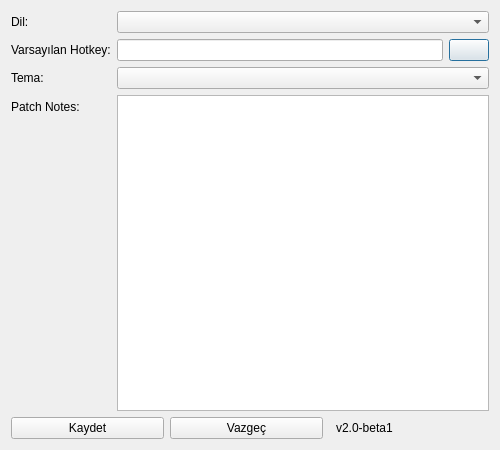
First picture: the form in settingswin.ui, repository ilpenSE/autoclicker, before the edit.
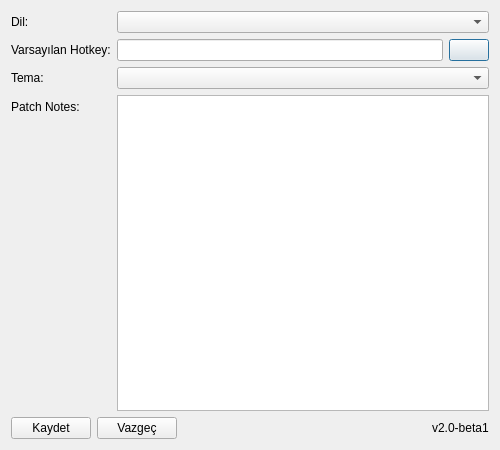
Second picture: the form after the edit. Icons and pictures are not drawn.

Patch:
```diff
--- a/settingswin.ui
+++ b/settingswin.ui
@@ -104,7 +104,13 @@
      <item>
       <spacer name="horizontalSpacerSettings">
        <property name="orientation">
-        <enum>Qt::Horizontal</enum>
+        <enum>Qt::Orientation::Horizontal</enum>
+       </property>
+       <property name="sizeHint" stdset="0">
+        <size>
+         <width>0</width>
+         <height>0</height>
+        </size>
        </property>
       </spacer>
      </item>
```
Left out of the diff: 25 changed lines with no effect on the pictures.
